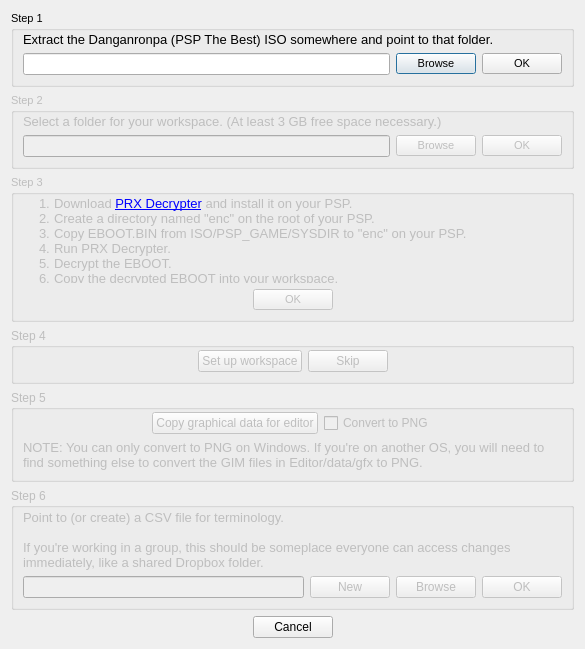
Old version of the form qt/ui/wizard.ui in the repository ThunderGemios10/The-Super-Duper-Script-Editor.
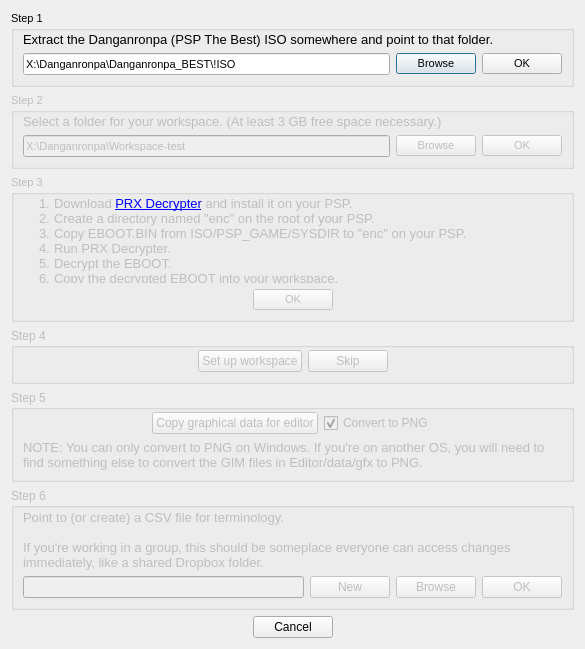
New version of the form. Icons and pictures are not drawn.

Commit message: More work on the wizard. I also apparently forgot to add the eboot patches yesterday. Whoops.

```diff
--- a/qt/ui/wizard.ui
+++ b/qt/ui/wizard.ui
@@ -74,6 +74,9 @@
             <pointsize>8</pointsize>
            </font>
           </property>
+          <property name="text">
+           <string>X:\Danganronpa\Danganronpa_BEST\!ISO</string>
+          </property>
          </widget>
         </item>
         <item>
@@ -150,7 +153,11 @@
       <item>
        <layout class="QHBoxLayout" name="horizontalLayout_3">
         <item>
-         <widget class="QLineEdit" name="txtWorkspace"/>
+         <widget class="QLineEdit" name="txtWorkspace">
+          <property name="text">
+           <string>X:\Danganronpa\Workspace-test</string>
+          </property>
+         </widget>
         </item>
         <item>
          <widget class="QPushButton" name="btnWorkspaceBrowse">
@@ -365,6 +372,9 @@
           <property name="text">
            <string>Convert to PNG</string>
           </property>
+          <property name="checked">
+           <bool>true</bool>
+          </property>
          </widget>
         </item>
         <item>
```
The commit also changes 19 other files.
